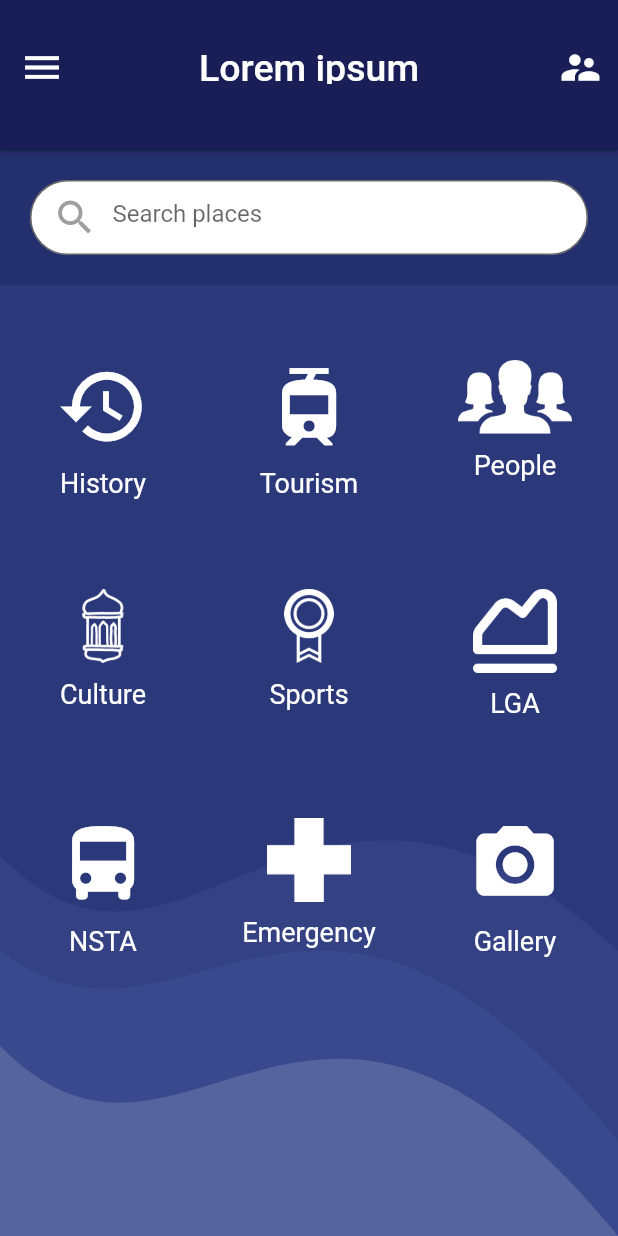
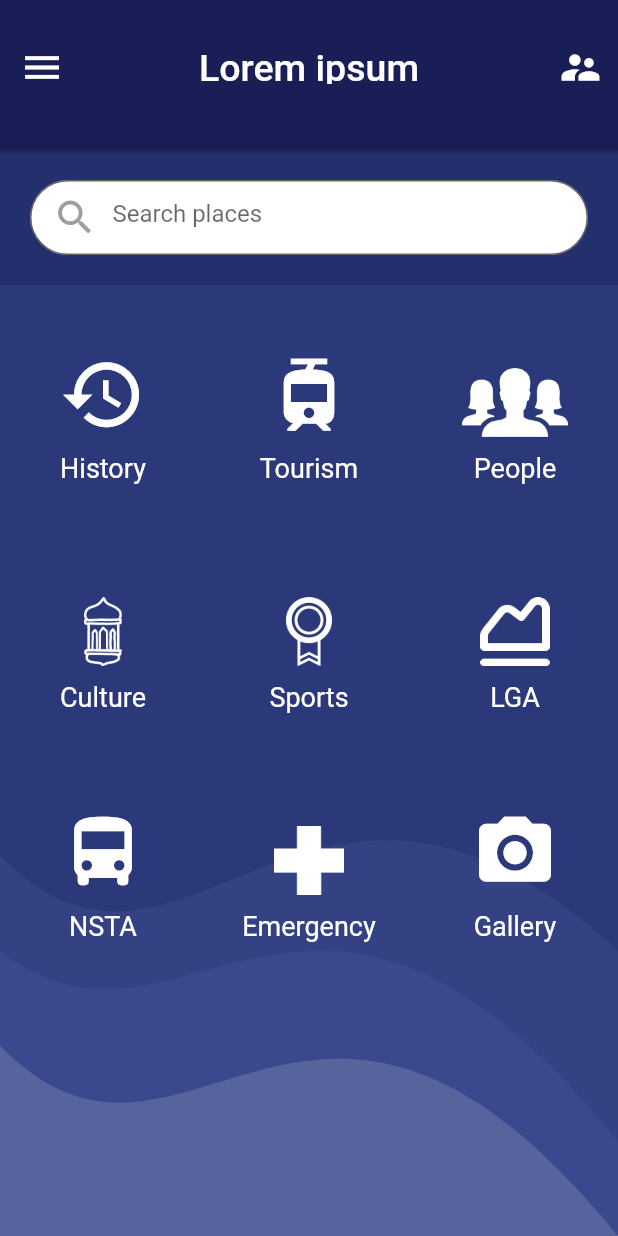
Before and after one commit to ghost-corp/niger_app, a Flutter app: the Home screen opened by its route, on a phone screen of 412 x 824 dp. Run offline on Flutter 3.47's test engine with Material 2 defaults, Android fonts, the phone set to English and light mode, and no system bars; missing offline and left inert: fancy_on_boarding.

Commit message:
Update home.dart

```diff
--- a/lib/home.dart
+++ b/lib/home.dart
@@ -8,23 +8,21 @@ import 'widgets/menu_item.dart';
 class Home extends StatelessWidget {
   @override
   Widget build(BuildContext context) {
+    double iconSize = kWidth(context) * 0.14;
     List<MenuData> menuItemsData = [
       MenuData(
           icon: Icons.history,
-          iconSize: kWidth(context) * 0.15,
+          iconSize: iconSize,
           text: "History",
           onTap: () {}),
       MenuData(
-          icon: Icons.tram,
-          iconSize: kWidth(context) * 0.15,
-          text: "Tourism",
-          onTap: () {}),
+          icon: Icons.tram, iconSize: iconSize, text: "Tourism", onTap: () {}),
       MenuData(
           image: Image.asset(
             "assets/icons/groupX3.png",
             color: Colors.white,
           ),
-          iconSize: kWidth(context) * 0.15,
+          iconSize: iconSize,
           text: "People",
           useImageInPlaceOfIcon: true,
           onTap: () {}),
@@ -33,7 +31,7 @@ class Home extends StatelessWidget {
             "assets/icons/cultureX3.png",
             color: Colors.white,
           ),
-          iconSize: kWidth(context) * 0.15,
+          iconSize: iconSize,
           text: "Culture",
           useImageInPlaceOfIcon: true,
           onTap: () {}),
@@ -42,7 +40,7 @@ class Home extends StatelessWidget {
             "assets/icons/sportX3.png",
             color: Colors.white,
           ),
-          iconSize: kWidth(context) * 0.15,
+          iconSize: iconSize,
           text: "Sports",
           useImageInPlaceOfIcon: true,
           onTap: () {}),
@@ -51,13 +49,13 @@ class Home extends StatelessWidget {
             "assets/icons/lgaX3.png",
             color: Colors.white,
           ),
-          iconSize: kWidth(context) * 0.17,
+          iconSize: iconSize,
           text: "LGA",
           useImageInPlaceOfIcon: true,
           onTap: () {}),
       MenuData(
           icon: Icons.directions_bus,
-          iconSize: kWidth(context) * 0.15,
+          iconSize: iconSize,
           text: "NSTA",
           onTap: () {}),
       MenuData(
@@ -65,13 +63,13 @@ class Home extends StatelessWidget {
             "assets/icons/emergencyX3.png",
             color: Colors.white,
           ),
-          iconSize: kWidth(context) * 0.17,
+          iconSize: iconSize,
           text: "Emergency",
           useImageInPlaceOfIcon: true,
           onTap: () {}),
       MenuData(
           icon: Icons.camera_alt,
-          iconSize: kWidth(context) * 0.15,
+          iconSize: iconSize,
           text: "Gallery",
           onTap: () {})
     ];
@@ -153,15 +151,17 @@ class Home extends StatelessWidget {
                     height: double.infinity,
                     width: kWidth(context),
                     child: GridView.builder(
-                        padding: EdgeInsets.only(top: 30),
                         itemCount: menuItemsData.length,
                         gridDelegate: SliverGridDelegateWithFixedCrossAxisCount(
                             crossAxisCount: 3, childAspectRatio: 0.9),
                         itemBuilder: (context, index) {
-                          return Padding(
-                            padding: EdgeInsets.all(20),
-                            child: MenuItem(
-                              menuData: menuItemsData[index],
+                          return Align(
+                            alignment: Alignment.bottomCenter,
+                            child: Padding(
+                              padding: EdgeInsets.all(20),
+                              child: MenuItem(
+                                menuData: menuItemsData[index],
+                              ),
                             ),
                           );
                         }),
```
